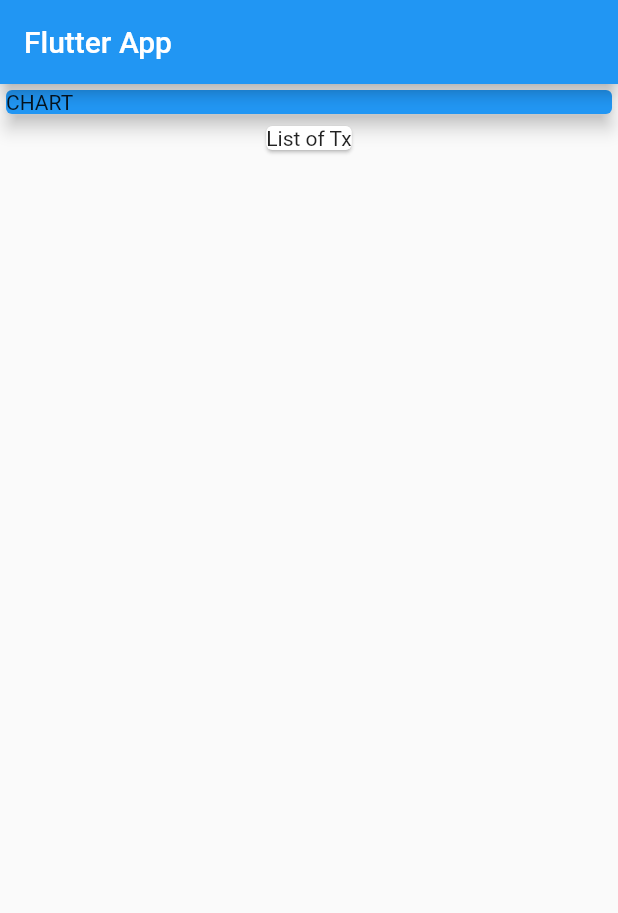
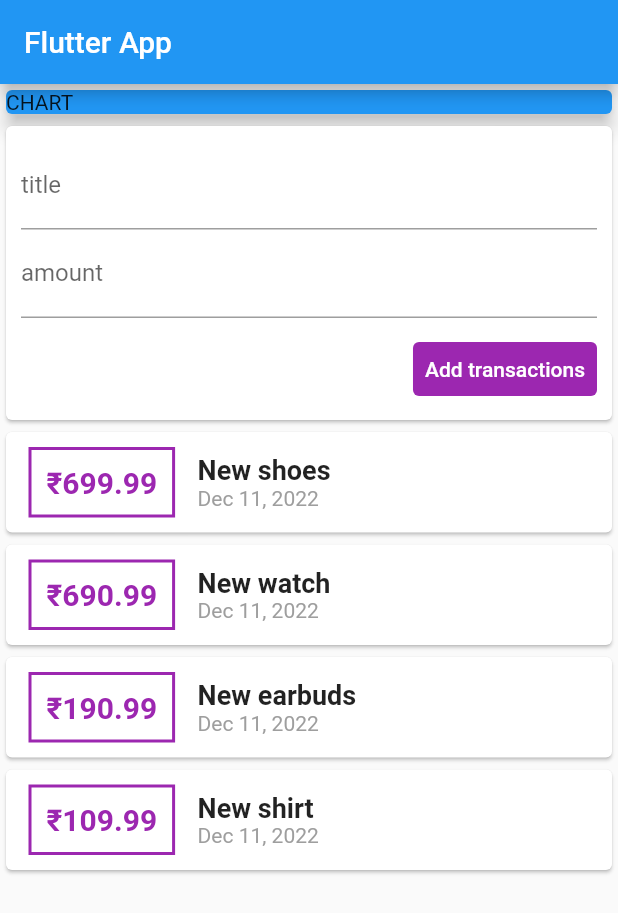
Before and after one commit to Mohammedshuhaib/Moneycontroller, a Flutter app: the screen it shows after launch, on a phone screen of 412 x 824 dp. Shown: the top 913 px of the screen. Run offline on Flutter 3.47's test engine with Material 2 defaults, Android fonts, the phone set to English and light mode, and no system bars.

Commit message:
added text fields and transaction history

```diff
--- a/lib/main.dart
+++ b/lib/main.dart
@@ -1,4 +1,6 @@
+import './transaction.dart';
 import 'package:flutter/material.dart';
+import 'package:intl/intl.dart';
 
 void main() => runApp(MyApp());
 
@@ -13,6 +15,17 @@ class MyApp extends StatelessWidget {
 }
 
 class MyHomePage extends StatelessWidget {
+  final List<Transaction> transactions = [
+    Transaction(
+        id: "t1", title: 'New shoes', amount: 699.99, date: DateTime.now()),
+    Transaction(
+        id: "t2", title: 'New watch', amount: 690.99, date: DateTime.now()),
+    Transaction(
+        id: "t3", title: 'New earbuds', amount: 190.99, date: DateTime.now()),
+    Transaction(
+        id: "t4", title: 'New shirt', amount: 109.99, date: DateTime.now())
+  ];
+
   @override
   Widget build(BuildContext context) {
     return Scaffold(
@@ -20,14 +33,70 @@ class MyHomePage extends StatelessWidget {
           title: Text('Flutter App'),
         ),
         body: Column(
+          crossAxisAlignment: CrossAxisAlignment.stretch,
           children: <Widget>[
             Card(
               color: Colors.blue,
-              child: Container(width: double.infinity, child: Text("CHART")),
+              child:
+                  Container(width: double.infinity, child: const Text("CHART")),
               elevation: 5,
             ),
             Card(
-              child: Text("List of Tx"),
+              child: Container(
+                padding: EdgeInsets.all(10),
+                child: Column(
+                    crossAxisAlignment: CrossAxisAlignment.end,
+                    children: [
+                      TextField(
+                          decoration: InputDecoration(labelText: "title")),
+                      TextField(
+                        decoration: InputDecoration(labelText: "amount"),
+                      ),
+                      Container(
+                          margin: EdgeInsets.only(top: 10),
+                          child: TextButton(
+                              style: TextButton.styleFrom(
+                                  backgroundColor: Colors.purple,
+                                  foregroundColor: Colors.white),
+                              onPressed: () {},
+                              child: Text("Add transactions")))
+                    ]),
+              ),
+            ),
+            Column(
+              children: transactions.map((tx) {
+                return Card(
+                  child: Row(children: <Widget>[
+                    Container(
+                      margin: const EdgeInsets.symmetric(
+                          vertical: 10, horizontal: 15),
+                      decoration: BoxDecoration(
+                          border: Border.all(color: Colors.purple, width: 2)),
+                      padding: const EdgeInsets.all(10.0),
+                      child: Text('₹${tx.amount}',
+                          style: const TextStyle(
+                            fontWeight: FontWeight.bold,
+                            fontSize: 20,
+                            color: Colors.purple,
+                          )),
+                    ),
+                    Column(
+                      crossAxisAlignment: CrossAxisAlignment.start,
+                      children: [
+                        Text(
+                          tx.title,
+                          style: const TextStyle(
+                              fontSize: 18, fontWeight: FontWeight.bold),
+                        ),
+                        Text(
+                          DateFormat.yMMMd().format(tx.date),
+                          style: const TextStyle(color: Colors.grey),
+                        )
+                      ],
+                    )
+                  ]),
+                );
+              }).toList(),
             )
           ],
         ));
--- /dev/null
+++ b/lib/transaction.dart
@@ -0,0 +1,14 @@
+import 'package:flutter/widgets.dart';
+
+class Transaction {
+  final String id;
+  final String title;
+  final double amount;
+  final DateTime date;
+
+  Transaction(
+      {@required this.id,
+      @required this.title,
+      @required this.amount,
+      @required this.date});
+}
--- a/pubspec.yaml
+++ b/pubspec.yaml
@@ -31,6 +31,7 @@ environment:
 dependencies:
   flutter:
     sdk: flutter
+  intl: ^0.15.8
 
 
   # The following adds the Cupertino Icons font to your application.
```
Also changed, not shown: pubspec.lock.
